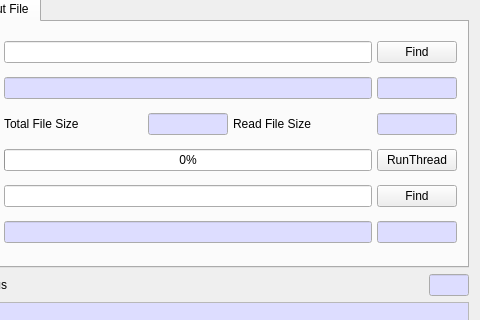
First picture: the form in CryptokiMan/encrypt_dlg.ui, repository jykim74/CryptokiMan, before the edit; both pictures show x 124 to 604 and y 246 to 566 of the 604 by 766 pixel window.
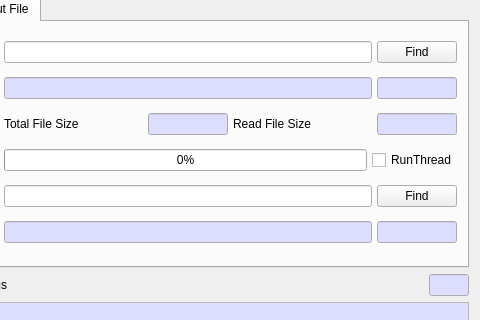
Second picture: the form after the edit.

Diff of the .ui file:
```diff
--- a/CryptokiMan/encrypt_dlg.ui
+++ b/CryptokiMan/encrypt_dlg.ui
@@ -1131,7 +1131,7 @@
           </widget>
          </item>
          <item row="0" column="2">
-          <widget class="QPushButton" name="mEncThreadBtn">
+          <widget class="QCheckBox" name="mRunThreadCheck">
            <property name="text">
             <string>RunThread</string>
            </property>
```
